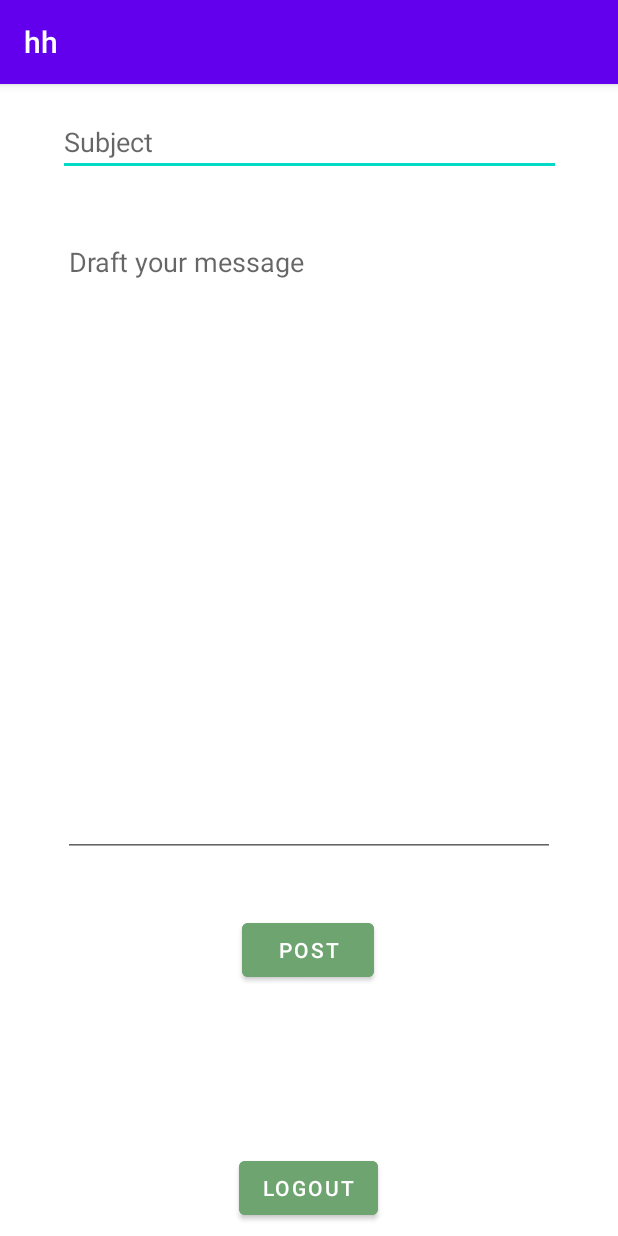
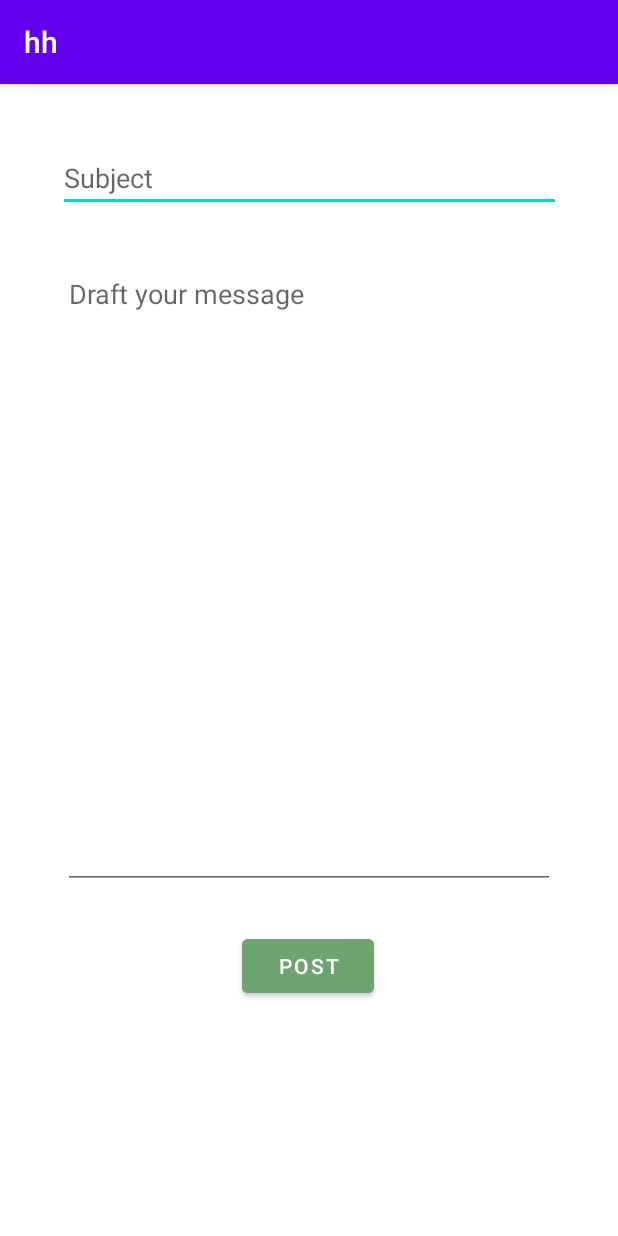
Before and after one commit to punnu07/hh, an Android app: the PreacherLandingPage screen opened directly, with no data from a screen before it, after a tap on "POST MESSAGE", on a phone screen of 412 x 824 dp. Run offline under Robolectric (Android 15) with nearby library versions, the phone set to English and light mode, and no system bars; libraries missing offline, so code that uses them is left out: org.jivesoftware.smack, org.jxmpp.jid, org.jxmpp.stringprep; 14 statements that could not run were skipped.

Commit message:
some issues fixed

```diff
--- a/app/src/main/java/com/example/hh/PreacherLandingPage.java
+++ b/app/src/main/java/com/example/hh/PreacherLandingPage.java
@@ -96,7 +96,7 @@ public class PreacherLandingPage extends AppCompatActivity {
 
 
 
-
+        //prayer requests
         Button pq_button= findViewById(R.id.PreacherLandingPagePrayerRequestsButton);
         pq_button.setOnClickListener(new View.OnClickListener(){
             public void onClick(View v){
@@ -118,6 +118,7 @@ public class PreacherLandingPage extends AppCompatActivity {
 
             }//end of click
         });
+
 
 
 
@@ -156,6 +157,27 @@ public class PreacherLandingPage extends AppCompatActivity {
     }//end of oncreate
 
 
+
+
+/*
+
+    protected void onDestroy(){
+        super.onDestroy();
+
+        if(connection.isConnected())
+        {
+            connection.disconnect();
+            uname="";
+            pword="";
+            Intent intent = new Intent(context, MainActivity.class);
+            startActivity(intent);
+        }
+
+        finish();
+    }
+
+
+*/
 
 
 
@@ -269,12 +291,12 @@ public class PreacherLandingPage extends AppCompatActivity {
                                                         e.printStackTrace();
                                                     }
 
-                                                    //check if the type==1
+                                                    //check if the type
                                                         String type=doc.getElementsByTagName("type").item(0).getTextContent();
                                                         String newusername = doc.getElementsByTagName("name").item(0).getTextContent();
                                                         String jid = newusername + "@localhost";
 
-
+                                                     //initiation message
                                                     if(type.equals("one"))
                                                     {
                                                         Roster roster = Roster.getInstanceFor(connection);
@@ -290,6 +312,8 @@ public class PreacherLandingPage extends AppCompatActivity {
                                                         } catch (SmackException.NotConnectedException e) {
                                                             e.printStackTrace();
                                                         }
+
+                                                        Log.d("User Initiaition", newusername);
                                                     }//end of type =1
 
                                                     //prayer requests
@@ -301,7 +325,7 @@ public class PreacherLandingPage extends AppCompatActivity {
                                                         String m_matter=doc.getElementsByTagName("prayer").item(0).getTextContent();
                                                         InsertPrayerRequestsIntoDB ip=new InsertPrayerRequestsIntoDB();
                                                         ip.insertrequest(m_name, m_time, m_matter);
-
+                                                        Log.d("Prayer Request",m_matter);
                                                     }
 
 
@@ -378,7 +402,7 @@ public class PreacherLandingPage extends AppCompatActivity {
 
 
 
-    }
+    }//end of inner class
 
 
 
--- a/app/src/main/java/com/example/hh/preacher.java
+++ b/app/src/main/java/com/example/hh/preacher.java
@@ -75,10 +75,11 @@ public class preacher extends AppCompatActivity {
         }
 
 
-        //listen to server for any xmls
+
        // new preacher.listentoserver().execute();
 
-
+        //listen to server for any xmls
+        new listenForInitiationMessage().execute();
 
         //handler for post button
         Button post_button= findViewById(R.id.Post);
@@ -93,6 +94,7 @@ public class preacher extends AppCompatActivity {
         });
 
 
+        /*
         //handler for logout
         Button preacherlogout= findViewById(R.id.preacherlogoutbutton);
         preacherlogout.setOnClickListener(new View.OnClickListener(){
@@ -114,7 +116,7 @@ public class preacher extends AppCompatActivity {
             }
         });
 
-
+        */
 
 
     }//end of oncreate function
@@ -124,171 +126,23 @@ public class preacher extends AppCompatActivity {
 
 
 
+    protected void onDestroy(){
+        super.onDestroy();
 
-
-    // listen to the server
-    //this handles  initiation messages from the clients
-    private class listentoserver extends AsyncTask<Void, Void, Void> {
-        String result;
-        @Override
-        protected Void doInBackground(Void... voids) {
-
-
-
-            String userName=uname;
-            String password=pword;
-
-
-
-
-            XMPPTCPConnectionConfiguration config = XMPPTCPConnectionConfiguration.builder()
-                    .setUsernameAndPassword(userName, password)
-                    .setServiceName("localhost")
-                    .setHost("3.139.90.132")
-                    .setPort(5222)
-                    .setConnectTimeout(25000)
-                    .setSecurityMode(ConnectionConfiguration.SecurityMode.disabled) // Do not disable TLS except for test purposes!
-                    .setDebuggerEnabled(true)
-                    .setSendPresence(true)
-                    .build();
-
-
-
-            connection = new XMPPTCPConnection(config);
-            ((XMPPTCPConnection) connection).setUseStreamManagement(true);           //changed from false to true
-            ((XMPPTCPConnection) connection).setUseStreamManagementResumption(true); //added
-            try {
-                connection.connect().login();
-            } catch (XMPPException e) {
-                e.printStackTrace();
-            } catch (SmackException e) {
-                e.printStackTrace();
-            } catch (IOException e) {
-                e.printStackTrace();
-            }
-
-
-
-            if(connection.isAuthenticated())
-            {
-                Log.w("app", "Auth done");
-                ChatManager chatManager = ChatManager.getInstanceFor(connection);
-                chatManager.addChatListener(
-                        new ChatManagerListener() {
-                            @Override
-                            public void chatCreated(Chat chat, boolean createdLocally)
-                            {
-                                chat.addMessageListener(new ChatMessageListener()
-                                {
-                                    @Override
-                                    public void processMessage(Chat chat, Message message) {
-
-                                        runOnUiThread(new Runnable(){
-                                            public void run()
-                                            {
-                                                TextView tv=findViewById(R.id.incomingmessage);
-
-                                                //check whether incoming message is an xml type format
-                                                int valid_xml=CheckforXML(message.getBody());
-                                                if(valid_xml==1)
-                                                {
-
-                                                    //send a roster request to the new client
-                                                    String xmlstring=message.getBody();
-                                                    DocumentBuilder builder = null;
-                                                    try {
-                                                        builder = DocumentBuilderFactory.newInstance().newDocumentBuilder();
-                                                    } catch (ParserConfigurationException e) {
-                                                        e.printStackTrace();
-                                                    }
-                                                    InputSource src = new InputSource();
-                                                    src.setCharacterStream(new StringReader(xmlstring));
-                                                    Document doc = null;
-                                                    try {
-                                                        doc = builder.parse(src);
-                                                    } catch (IOException e) {
-                                                        e.printStackTrace();
-                                                    } catch (SAXException e) {
-                                                        e.printStackTrace();
-                                                    }
-                                                    String newusername = doc.getElementsByTagName("name").item(0).getTextContent();
-                                                    String jid=newusername+"@localhost";
-                                                    Toast.makeText(getApplicationContext(),  newusername,  Toast.LENGTH_LONG);
-
-                                                  Roster roster = Roster.getInstanceFor(connection);
-                                                  roster.setSubscriptionMode(Roster.SubscriptionMode.accept_all);
-                                                    try {
-                                                        roster.createEntry(newusername, jid, null);
-                                                    } catch (SmackException.NotLoggedInException e) {
-                                                        e.printStackTrace();
-                                                    } catch (SmackException.NoResponseException e) {
-                                                        e.printStackTrace();
-                                                    } catch (XMPPException.XMPPErrorException e) {
-                                                        e.printStackTrace();
-                                                    } catch (SmackException.NotConnectedException e) {
-                                                        e.printStackTrace();
-                                                    }
-
-                                                }//end of valid xml
-
-
-                                            }//end of run
-
-                                        });
-
-
-
-                                    }
-                                });
-
-                                Log.w("app", chat.toString());
-                            }// end of chat created
-                        });
-
-
-
-
-            }//end of received message
-
-
-            return null;
-        }//end of do in background
+        if(connection.isConnected())
+        {
+            connection.disconnect();
+        }
+        finish();
+    }//end of onDestroy
 
 
 
 
 
-        int CheckforXML(String ms)
-        {
-            try {
-                DocumentBuilderFactory.newInstance().newDocumentBuilder().parse(new InputSource(new StringReader(ms)));
-                return 1;
-            } catch (Exception e) {
-                return 0;
-            }
-        }
 
 
 
-
-        private Document convertStringToDocument(String xmlStr) {
-            DocumentBuilderFactory factory = DocumentBuilderFactory.newInstance();
-            DocumentBuilder builder;
-            try
-            {
-                builder = factory.newDocumentBuilder();
-                Document doc = builder.parse( new InputSource( new StringReader( xmlStr ) ) );
-                return doc;
-            } catch (Exception e) {
-                e.printStackTrace();
-            }
-            return null;
-        }
-
-
-
-
-    }//end of inner class
 
 
 
@@ -343,6 +197,7 @@ public class preacher extends AppCompatActivity {
             String password=pword;
 
 
+            /*
 
 
             XMPPTCPConnectionConfiguration config = XMPPTCPConnectionConfiguration.builder()
@@ -372,7 +227,7 @@ public class preacher extends AppCompatActivity {
             }
 
 
-
+            */
 
 
 
@@ -464,6 +319,230 @@ public class preacher extends AppCompatActivity {
         }//end of do in background
 
 
+    }//end of inner class
+
+
+
+
+
+
+
+    // listen to the server
+    //this handles  initiation messages from the clients
+    private class listenForInitiationMessage extends AsyncTask<Void, Void, Void> {
+        String result;
+
+
+        final ProgressDialog dialog = new ProgressDialog(context);
+
+
+
+        protected void onPreExecute() {
+            super.onPreExecute();
+            dialog.setMessage(" ");
+            dialog.show();
+        }
+
+
+        protected void onPostExecute(Void result) {
+            super.onPostExecute(result);
+            if (dialog.isShowing()) {
+                dialog.dismiss();
+            }
+        }
+
+
+
+
+        @Override
+        protected Void doInBackground(Void... voids) {
+
+
+
+            String userName=uname;
+            String password=pword;
+
+
+
+
+            XMPPTCPConnectionConfiguration config = XMPPTCPConnectionConfiguration.builder()
+                    .setUsernameAndPassword(userName, password)
+                    .setServiceName("localhost")
+                    .setHost("3.139.90.132")
+                    .setPort(5222)
+                    .setConnectTimeout(25000)
+                    .setSecurityMode(ConnectionConfiguration.SecurityMode.disabled) // Do not disable TLS except for test purposes!
+                    .setDebuggerEnabled(true)
+                    .setSendPresence(true)
+                    .build();
+
+
+
+            connection = new XMPPTCPConnection(config);
+            ((XMPPTCPConnection) connection).setUseStreamManagement(true);           //changed from false to true
+            ((XMPPTCPConnection) connection).setUseStreamManagementResumption(true); //added
+            try {
+                connection.connect().login();
+            } catch (XMPPException e) {
+                e.printStackTrace();
+            } catch (SmackException e) {
+                e.printStackTrace();
+            } catch (IOException e) {
+                e.printStackTrace();
+            }
+
+
+
+            if(connection.isAuthenticated())
+            {
+                Log.w("app", "Auth done");
+                ChatManager chatManager = ChatManager.getInstanceFor(connection);
+                chatManager.addChatListener(
+                        new ChatManagerListener() {
+                            @Override
+                            public void chatCreated(Chat chat, boolean createdLocally)
+                            {
+                                chat.addMessageListener(new ChatMessageListener()
+                                {
+                                    @Override
+                                    public void processMessage(Chat chat, Message message) {
+
+                                        runOnUiThread(new Runnable(){
+                                            public void run()
+                                            {
+
+
+                                                //check whether incoming message is an xml type format
+                                                int valid_xml=CheckforXML(message.getBody());
+                                                if(valid_xml==1)
+                                                {
+
+                                                    //send a roster request to the new client
+                                                    String xmlstring=message.getBody();
+                                                    DocumentBuilder builder = null;
+                                                    try {
+                                                        builder = DocumentBuilderFactory.newInstance().newDocumentBuilder();
+                                                    } catch (ParserConfigurationException e) {
+                                                        e.printStackTrace();
+                                                    }
+                                                    InputSource src = new InputSource();
+                                                    src.setCharacterStream(new StringReader(xmlstring));
+                                                    Document doc = null;
+                                                    try {
+                                                        doc = builder.parse(src);
+                                                    } catch (IOException e) {
+                                                        e.printStackTrace();
+                                                    } catch (SAXException e) {
+                                                        e.printStackTrace();
+                                                    }
+
+                                                    //check if the type
+                                                    String type=doc.getElementsByTagName("type").item(0).getTextContent();
+                                                    String newusername = doc.getElementsByTagName("name").item(0).getTextContent();
+                                                    String jid = newusername + "@localhost";
+
+                                                    //initiation message
+                                                    if(type.equals("one"))
+                                                    {
+                                                        Roster roster = Roster.getInstanceFor(connection);
+                                                        roster.setSubscriptionMode(Roster.SubscriptionMode.accept_all);
+                                                        try {
+                                                            roster.createEntry(newusername, jid, null);
+                                                        } catch (SmackException.NotLoggedInException e) {
+                                                            e.printStackTrace();
+                                                        } catch (SmackException.NoResponseException e) {
+                                                            e.printStackTrace();
+                                                        } catch (XMPPException.XMPPErrorException e) {
+                                                            e.printStackTrace();
+                                                        } catch (SmackException.NotConnectedException e) {
+                                                            e.printStackTrace();
+                                                        }
+
+                                                        Log.d("User Initiaition", newusername);
+                                                    }//end of type =1
+
+                                                    //prayer requests
+                                                    if(type.equals("two")) {
+                                                        //put the requests in a db
+
+                                                        String m_time=doc.getElementsByTagName("time").item(0).getTextContent();
+                                                        String m_name = doc.getElementsByTagName("name").item(0).getTextContent();
+                                                        String m_matter=doc.getElementsByTagName("prayer").item(0).getTextContent();
+                                                        preacher.listenForInitiationMessage.InsertPrayerRequestsIntoDB ip=new preacher.listenForInitiationMessage.InsertPrayerRequestsIntoDB();
+                                                        ip.insertrequest(m_name, m_time, m_matter);
+                                                        Log.d("Prayer Request",m_matter);
+                                                    }
+
+
+
+
+                                                }//end of valid xml
+
+
+                                            }//end of run
+
+                                        });
+
+
+
+                                    }
+                                });
+
+                                Log.w("app", chat.toString());
+                            }// end of chat created
+                        });
+
+
+
+
+            }//end of received message
+
+
+            return null;
+        }//end of do in background
+
+
+
+
+
+        int CheckforXML(String ms)
+        {
+            try {
+                DocumentBuilderFactory.newInstance().newDocumentBuilder().parse(new InputSource(new StringReader(ms)));
+                return 1;
+            } catch (Exception e) {
+                return 0;
+            }
+        }
+
+
+
+
+
+
+
+
+
+        private class InsertPrayerRequestsIntoDB  {
+
+            String  name;
+            String time;
+            String prayerrequestmatter;
+
+            public void insertrequest(String n, String t, String p)
+            {
+                name=n;
+                time=t;
+                prayerrequestmatter=p;
+
+                DatabaseAdaptorPrayerRequest dbp = new DatabaseAdaptorPrayerRequest(context);
+                Log.d("DB created", "done");
+                dbp.addPrayerRequest(name, time,prayerrequestmatter);
+
+            }
+
+        }
+
 
 
 
@@ -475,4 +554,7 @@ public class preacher extends AppCompatActivity {
 
 
 
+
+
+
 }//end of class
--- a/app/src/main/res/layout/activity_preacher.xml
+++ b/app/src/main/res/layout/activity_preacher.xml
@@ -11,11 +11,13 @@
         android:layout_width="335dp"
         android:layout_height="wrap_content"
         android:layout_marginTop="16dp"
+        android:layout_marginBottom="8dp"
         android:autoText="true"
         android:cursorVisible="true"
         android:ems="10"
         android:hint="Subject"
         android:inputType="textPersonName"
+        app:layout_constraintBottom_toTopOf="@+id/Preacher_Message"
         app:layout_constraintEnd_toEndOf="parent"
         app:layout_constraintStart_toStartOf="parent"
         app:layout_constraintTop_toTopOf="parent" />
@@ -49,17 +51,4 @@
         app:layout_constraintTop_toBottomOf="@+id/preacher_message_subject"
         app:layout_constraintVertical_bias="0.0" />
 
-    <Button
-        android:id="@+id/preacherlogoutbutton"
-        android:layout_width="wrap_content"
-        android:layout_height="wrap_content"
-        android:layout_marginBottom="8dp"
-        android:backgroundTint="#6EA470"
-        android:text="Logout"
-        app:layout_constraintBottom_toBottomOf="parent"
-        app:layout_constraintEnd_toEndOf="parent"
-        app:layout_constraintHorizontal_bias="0.498"
-        app:layout_constraintStart_toStartOf="parent"
-        app:layout_constraintTop_toBottomOf="@+id/Post"
-        app:layout_constraintVertical_bias="1.0" />
 </androidx.constraintlayout.widget.ConstraintLayout>
```
Also changed, not shown: app/src/main/java/com/example/hh/Profile2.java (+8 -7 lines), app/src/main/java/com/example/hh/RegistrationSuccess.java (+27 -1 lines), app/src/main/res/layout/activity_preacher_landing_page.xml (+8 -10 lines).
